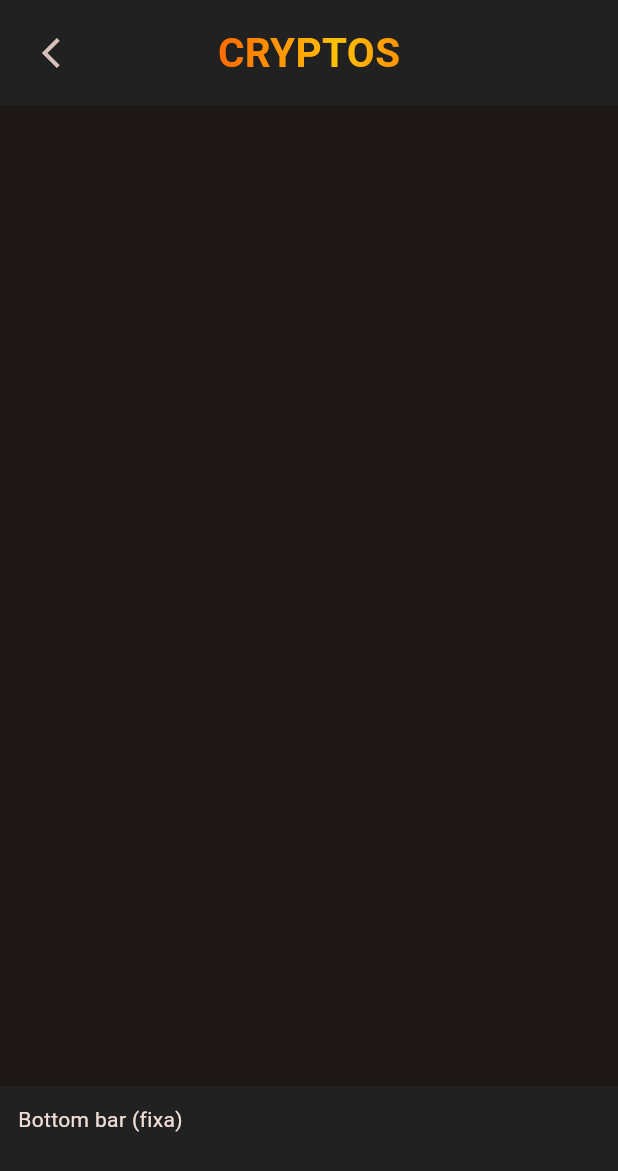
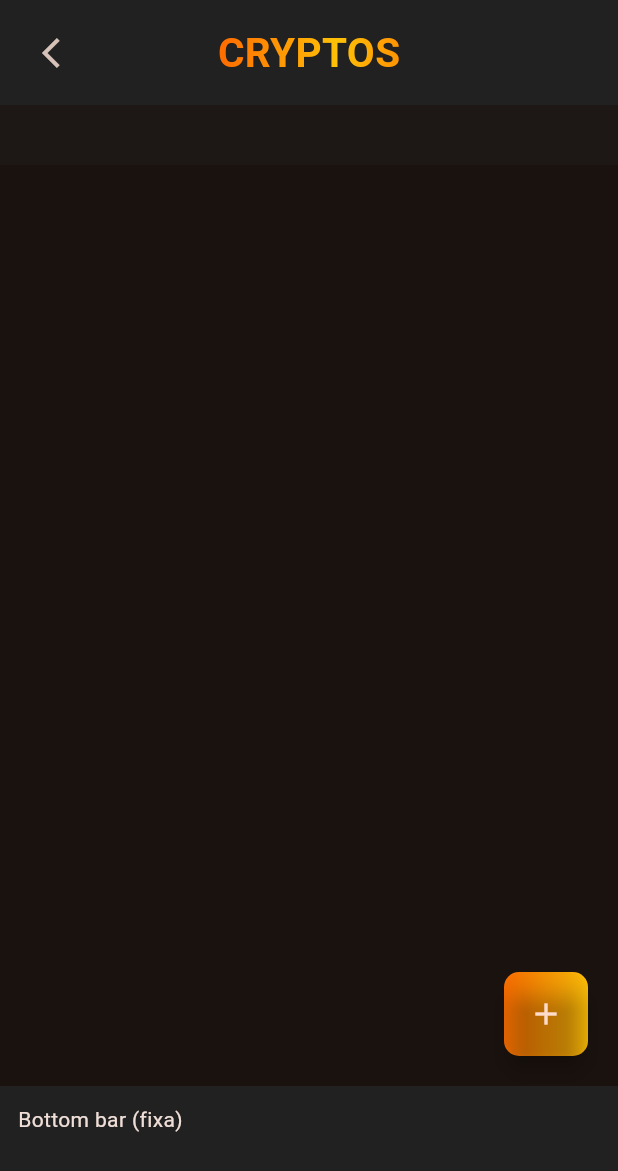
Before and after one commit to KevinFGR/PerInvest_APP, a Flutter app: the Pages screen opened directly, on a phone screen of 412 x 824 dp. Shown: the top 1171 px of the screen. Run offline on Flutter 3.47's test engine with Material 3 defaults, Android fonts, the phone set to English and light mode, and no system bars; our stand-ins replace fluttertoast, shared_preferences; accounts and stored records are empty; network calls fail.

Commit message:
feat: foat button for add crypto

```diff
--- a/perinvest_app/lib/app/pages/cryptos/cryptos.controller.dart
+++ b/perinvest_app/lib/app/pages/cryptos/cryptos.controller.dart
@@ -34,7 +34,8 @@ class CryptosController extends ChangeNotifier{
       cryptosList.add(SizedBox(
         width: double.infinity,
         child: GestureDetector(
-          onTap: () => pageCallback?.call(CryptosFormPage(idCrypto: cryptos[i]["id"], onPageChange: pageCallback!,)),
+          onTap: () => openCryptosForm(cryptos[i]["id"]),
+          // onTap: () => pageCallback?.call(CryptosFormPage(idCrypto: cryptos[i]["id"], onPageChange: pageCallback!,)),
           child: Container(
             decoration: BoxDecoration(
               color: ColorHelper.darkLight,
@@ -48,7 +49,6 @@ class CryptosController extends ChangeNotifier{
                   ColorHelper.primary,
                   ColorHelper.darkLight,
                 ],
-                // stops: [0.8, 0.95, 0.99]
                 stops: [0.55, 0.60, 0.65, 0.7, 0.99]
               ),
               borderRadius: BorderRadius.circular(10),
@@ -74,4 +74,12 @@ class CryptosController extends ChangeNotifier{
     notifyListeners();
     return cryptosList;
   }
+
+  void openCryptosForm(String? id){
+    if(id != null){
+      pageCallback?.call(CryptosFormPage(idCrypto: id, onPageChange: pageCallback!));
+    }else{
+      pageCallback?.call(CryptosFormPage(onPageChange: pageCallback!));
+    }
+  }
 }
--- a/perinvest_app/lib/app/pages/cryptos/cryptos.page.dart
+++ b/perinvest_app/lib/app/pages/cryptos/cryptos.page.dart
@@ -11,41 +11,70 @@ class CryptosPage extends StatefulWidget {
 }
 
 class CryptosPageState extends State<CryptosPage> {
-  final cryptosController = CryptosController();
+  final controller = CryptosController();
 
   @override
   void initState() {
     super.initState();
-    cryptosController.initCallback(widget.onPageChange);
-    cryptosController.getCryptos();
+    controller.initCallback(widget.onPageChange);
+    controller.getCryptos();
   }
 
   @override
   void dispose() {
-    cryptosController.dispose(); // importante liberar
+    controller.dispose(); // importante liberar
     super.dispose();
   }
 
   @override
   Widget build(BuildContext context) {
-    return Container(
+    return Stack(
+      children: [
+        Container(
           color:ColorHelper.darkLight.withValues(alpha: 0.4),
           width: MediaQuery.of(context).size.width,
           padding: const EdgeInsets.symmetric(horizontal: 20, vertical: 20),
           child:SingleChildScrollView(
             child: ListenableBuilder(
-          listenable: cryptosController,
+              listenable: controller,
               builder: (context, child) {
-            // if (cryptosController.isLoading) {
+                // if (controller.isLoading) {
                 //   return const Center(child: CircularProgressIndicator());
                 // }
                 return Column(
                   crossAxisAlignment: CrossAxisAlignment.start,
-              children: cryptosController.getCryptosList(context),
+                  children: controller.getCryptosList(context),
                 );
               }
             )
           )
+        ),
+        Positioned(
+          bottom: 20,
+          right: 20,
+          child: Container(
+            decoration: BoxDecoration(
+              color: ColorHelper.darkLight,
+              gradient: LinearGradient(
+                begin: Alignment.centerLeft,
+                end: Alignment.centerRight,
+                colors: [
+                  ColorHelper.primary,
+                  ColorHelper.primaryLight,
+                ]
+              ),
+              borderRadius: BorderRadius.circular(10),
+            ),
+            child: FloatingActionButton(
+              backgroundColor: Colors.transparent,
+              onPressed: () {
+                controller.openCryptosForm(null);
+              },
+              child: Icon(Icons.add),
+            ),
+          ),
+        ),
+      ]
     );
   }
 }
```
Lines whose indentation alone changed are shown as unchanged.
